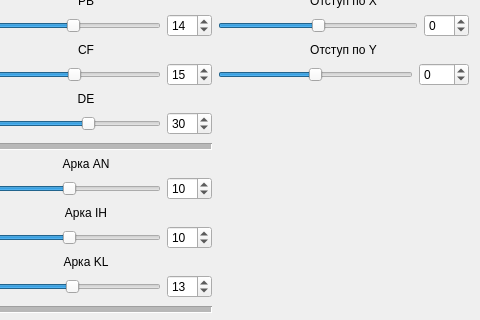
Old version of the form MainWindow/mainwindow.ui in the repository Childcity/QtGraphicsExample; both pictures show x 770 to 1250 and y 121 to 441 of the 1250 by 740 pixel window.
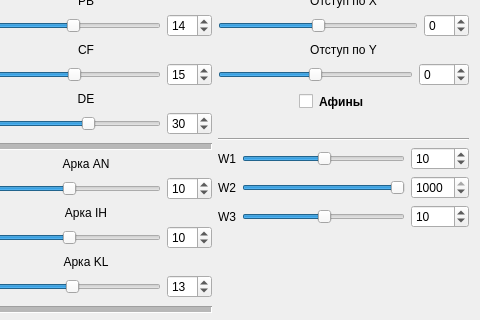
New version of the form. Icons and pictures are not drawn. Custom widgets are drawn as their Qt base class.

Diff of the .ui file:
```diff
--- a/MainWindow/mainwindow.ui
+++ b/MainWindow/mainwindow.ui
@@ -656,6 +656,215 @@
           </item>
          </layout>
         </item>
+        <item>
+         <layout class="QHBoxLayout" name="horizontalLayout_16">
+          <property name="bottomMargin">
+           <number>20</number>
+          </property>
+          <item>
+           <spacer name="horizontalSpacer">
+            <property name="orientation">
+             <enum>Qt::Horizontal</enum>
+            </property>
+            <property name="sizeHint" stdset="0">
+             <size>
+              <width>40</width>
+              <height>20</height>
+             </size>
+            </property>
+           </spacer>
+          </item>
+          <item>
+           <widget class="QCheckBox" name="checkBox_2">
+            <property name="maximumSize">
+             <size>
+              <width>20</width>
+              <height>16777215</height>
+             </size>
+            </property>
+            <property name="text">
+             <string/>
+            </property>
+           </widget>
+          </item>
+          <item>
+           <widget class="QLabel" name="label_9">
+            <property name="minimumSize">
+             <size>
+              <width>150</width>
+              <height>0</height>
+             </size>
+            </property>
+            <property name="font">
+             <font>
+              <weight>75</weight>
+              <bold>true</bold>
+             </font>
+            </property>
+            <property name="text">
+             <string>Афины</string>
+            </property>
+            <property name="alignment">
+             <set>Qt::AlignLeading|Qt::AlignLeft|Qt::AlignVCenter</set>
+            </property>
+           </widget>
+          </item>
+         </layout>
+        </item>
+        <item>
+         <widget class="Line" name="line_6">
+          <property name="orientation">
+           <enum>Qt::Horizontal</enum>
+          </property>
+         </widget>
+        </item>
+        <item>
+         <layout class="QHBoxLayout" name="horizontalLayout_12">
+          <property name="bottomMargin">
+           <number>0</number>
+          </property>
+          <item>
+           <widget class="QLabel" name="label_10">
+            <property name="text">
+             <string>W1</string>
+            </property>
+           </widget>
+          </item>
+          <item>
+           <widget class="QSlider" name="horizontalSlider_11">
+            <property name="minimum">
+             <number>-1000</number>
+            </property>
+            <property name="maximum">
+             <number>1000</number>
+            </property>
+            <property name="pageStep">
+             <number>100</number>
+            </property>
+            <property name="value">
+             <number>10</number>
+            </property>
+            <property name="orientation">
+             <enum>Qt::Horizontal</enum>
+            </property>
+           </widget>
+          </item>
+          <item>
+           <widget class="QSpinBox" name="spinBox_11">
+            <property name="minimum">
+             <number>-1000</number>
+            </property>
+            <property name="maximum">
+             <number>1000</number>
+            </property>
+            <property name="singleStep">
+             <number>2</number>
+            </property>
+            <property name="value">
+             <number>10</number>
+            </property>
+           </widget>
+          </item>
+         </layout>
+        </item>
+        <item>
+         <layout class="QHBoxLayout" name="horizontalLayout_14">
+          <property name="bottomMargin">
+           <number>0</number>
+          </property>
+          <item>
+           <widget class="QLabel" name="label_16">
+            <property name="text">
+             <string>W2</string>
+            </property>
+           </widget>
+          </item>
+          <item>
+           <widget class="QSlider" name="horizontalSlider_12">
+            <property name="minimum">
+             <number>-1000</number>
+            </property>
+            <property name="maximum">
+             <number>1000</number>
+            </property>
+            <property name="pageStep">
+             <number>100</number>
+            </property>
+            <property name="value">
+             <number>1000</number>
+            </property>
+            <property name="orientation">
+             <enum>Qt::Horizontal</enum>
+            </property>
+           </widget>
+          </item>
+          <item>
+           <widget class="QSpinBox" name="spinBox_12">
+            <property name="minimum">
+             <number>-1000</number>
+            </property>
+            <property name="maximum">
+             <number>1000</number>
+            </property>
+            <property name="singleStep">
+             <number>2</number>
+            </property>
+            <property name="value">
+             <number>1000</number>
+            </property>
+           </widget>
+          </item>
+         </layout>
+        </item>
+        <item>
+         <layout class="QHBoxLayout" name="horizontalLayout_15">
+          <property name="bottomMargin">
+           <number>0</number>
+          </property>
+          <item>
+           <widget class="QLabel" name="label_11">
+            <property name="text">
+             <string>W3</string>
+            </property>
+           </widget>
+          </item>
+          <item>
+           <widget class="QSlider" name="horizontalSlider_13">
+            <property name="minimum">
+             <number>-1000</number>
+            </property>
+            <property name="maximum">
+             <number>1000</number>
+            </property>
+            <property name="pageStep">
+             <number>100</number>
+            </property>
+            <property name="value">
+             <number>10</number>
+            </property>
+            <property name="orientation">
+             <enum>Qt::Horizontal</enum>
+            </property>
+           </widget>
+          </item>
+          <item>
+           <widget class="QSpinBox" name="spinBox_13">
+            <property name="minimum">
+             <number>-1000</number>
+            </property>
+            <property name="maximum">
+             <number>1000</number>
+            </property>
+            <property name="singleStep">
+             <number>2</number>
+            </property>
+            <property name="value">
+             <number>10</number>
+            </property>
+           </widget>
+          </item>
+         </layout>
+        </item>
         <item>
          <spacer name="verticalSpacer_2">
           <property name="orientation">
```
Left out of the diff: 64 changed lines with no effect on the pictures.
